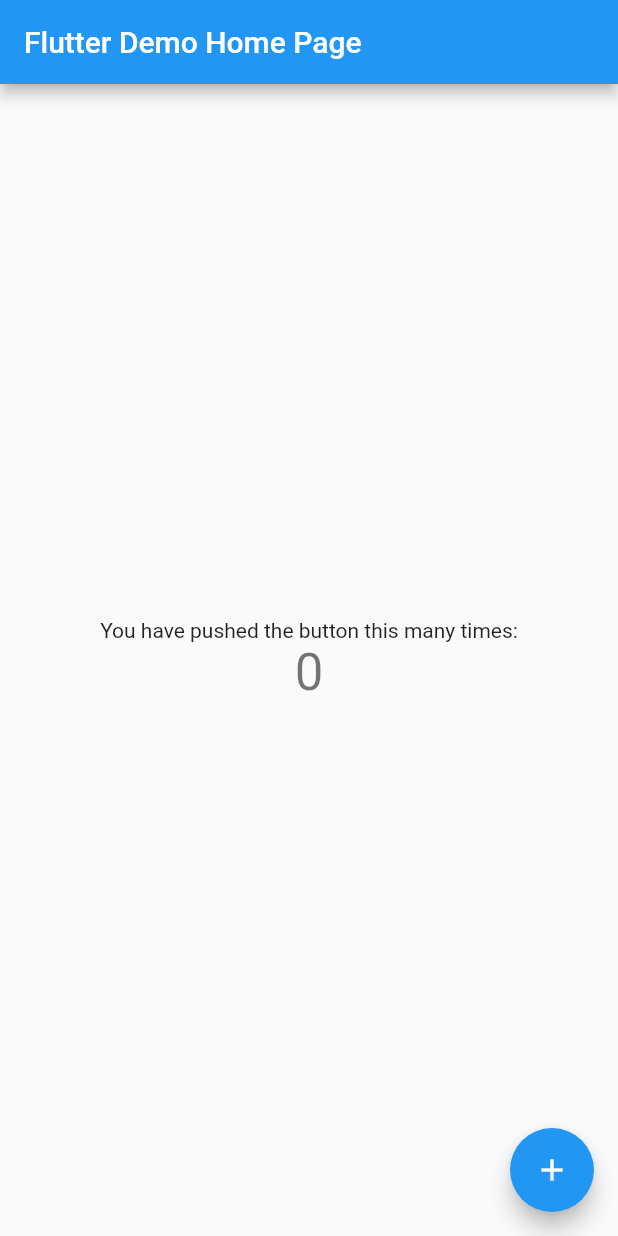
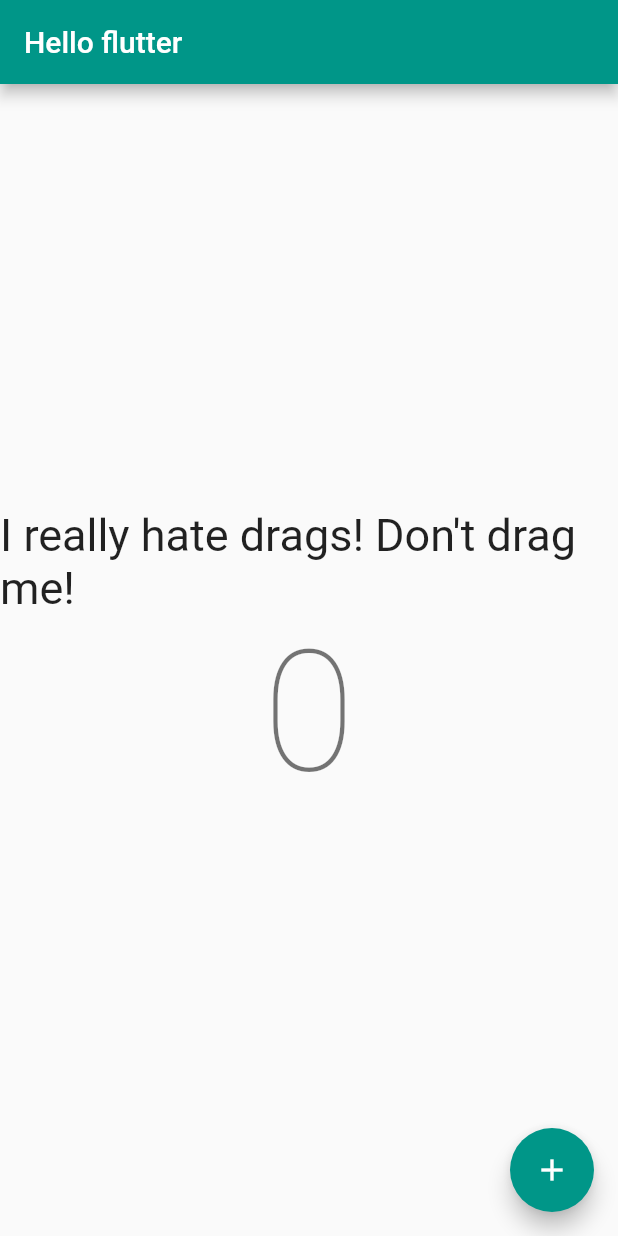
Before and after one commit to nmcapule/flutter-playground, a Flutter app: the screen it shows after launch, on a phone screen of 412 x 824 dp. Run offline on Flutter 3.47's test engine with Material 2 defaults, Android fonts, the light colour scheme and no system bars.

Commit message:
i really hate drugs

```diff
--- a/lib/main.dart
+++ b/lib/main.dart
@@ -3,39 +3,20 @@
 void main() => runApp(MyApp());
 
 class MyApp extends StatelessWidget {
-  // This widget is the root of your application.
   @override
   Widget build(BuildContext context) {
     return MaterialApp(
       title: 'Flutter Demo',
       theme: ThemeData(
-        // This is the theme of your application.
-        //
-        // Try running your application with "flutter run". You'll see the
-        // application has a blue toolbar. Then, without quitting the app, try
-        // changing the primarySwatch below to Colors.green and then invoke
-        // "hot reload" (press "r" in the console where you ran "flutter run",
-        // or simply save your changes to "hot reload" in a Flutter IDE).
-        // Notice that the counter didn't reset back to zero; the application
-        // is not restarted.
-        primarySwatch: Colors.blue,
+        primarySwatch: Colors.teal,
       ),
-      home: MyHomePage(title: 'Flutter Demo Home Page'),
+      home: MyHomePage(title: 'Hello flutter'),
     );
   }
 }
 
 class MyHomePage extends StatefulWidget {
   MyHomePage({Key key, this.title}) : super(key: key);
-
-  // This widget is the home page of your application. It is stateful, meaning
-  // that it has a State object (defined below) that contains fields that affect
-  // how it looks.
-
-  // This class is the configuration for the state. It holds the values (in this
-  // case the title) provided by the parent (in this case the App widget) and
-  // used by the build method of the State. Fields in a Widget subclass are
-  // always marked "final".
 
   final String title;
 
@@ -48,64 +29,47 @@
 
   void _incrementCounter() {
     setState(() {
-      // This call to setState tells the Flutter framework that something has
-      // changed in this State, which causes it to rerun the build method below
-      // so that the display can reflect the updated values. If we changed
-      // _counter without calling setState(), then the build method would not be
-      // called again, and so nothing would appear to happen.
       _counter++;
+    });
+  }
+
+  void _offsetCounter(offset) {
+    setState(() {
+      _counter += offset;
     });
   }
 
   @override
   Widget build(BuildContext context) {
-    // This method is rerun every time setState is called, for instance as done
-    // by the _incrementCounter method above.
-    //
-    // The Flutter framework has been optimized to make rerunning build methods
-    // fast, so that you can just rebuild anything that needs updating rather
-    // than having to individually change instances of widgets.
     return Scaffold(
       appBar: AppBar(
-        // Here we take the value from the MyHomePage object that was created by
-        // the App.build method, and use it to set our appbar title.
         title: Text(widget.title),
       ),
-      body: Center(
-        // Center is a layout widget. It takes a single child and positions it
-        // in the middle of the parent.
+      body: GestureDetector(
+        onVerticalDragUpdate: (details) {
+          _offsetCounter(details.delta.dy);
+        },
+        child: Center(
           child: Column(
-          // Column is also a layout widget. It takes a list of children and
-          // arranges them vertically. By default, it sizes itself to fit its
-          // children horizontally, and tries to be as tall as its parent.
-          //
-          // Invoke "debug painting" (press "p" in the console, choose the
-          // "Toggle Debug Paint" action from the Flutter Inspector in Android
-          // Studio, or the "Toggle Debug Paint" command in Visual Studio Code)
-          // to see the wireframe for each widget.
-          //
-          // Column has various properties to control how it sizes itself and
-          // how it positions its children. Here we use mainAxisAlignment to
-          // center the children vertically; the main axis here is the vertical
-          // axis because Columns are vertical (the cross axis would be
-          // horizontal).
             mainAxisAlignment: MainAxisAlignment.center,
             children: <Widget>[
               Text(
-              'You have pushed the button this many times:',
+                'I really hate drags! Don\'t drag me!',
+                style: TextStyle(fontSize: 30),
               ),
               Text(
                 '$_counter',
-              style: Theme.of(context).textTheme.headline4,
+                style: Theme.of(context).textTheme.headline1,
               ),
             ],
+          ),
         ),
       ),
       floatingActionButton: FloatingActionButton(
         onPressed: _incrementCounter,
         tooltip: 'Increment',
         child: Icon(Icons.add),
-      ), // This trailing comma makes auto-formatting nicer for build methods.
+      ),
     );
   }
 }
```
Lines whose indentation alone changed are shown as unchanged.
